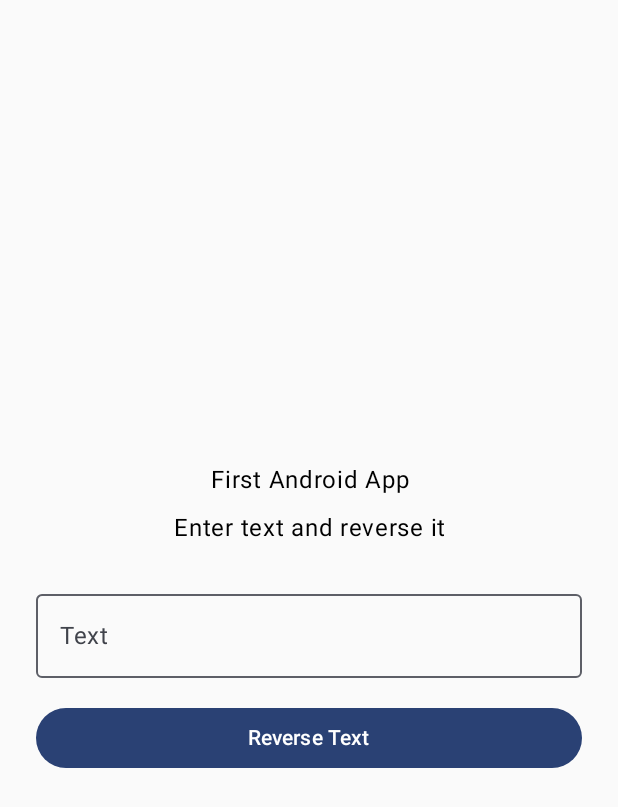
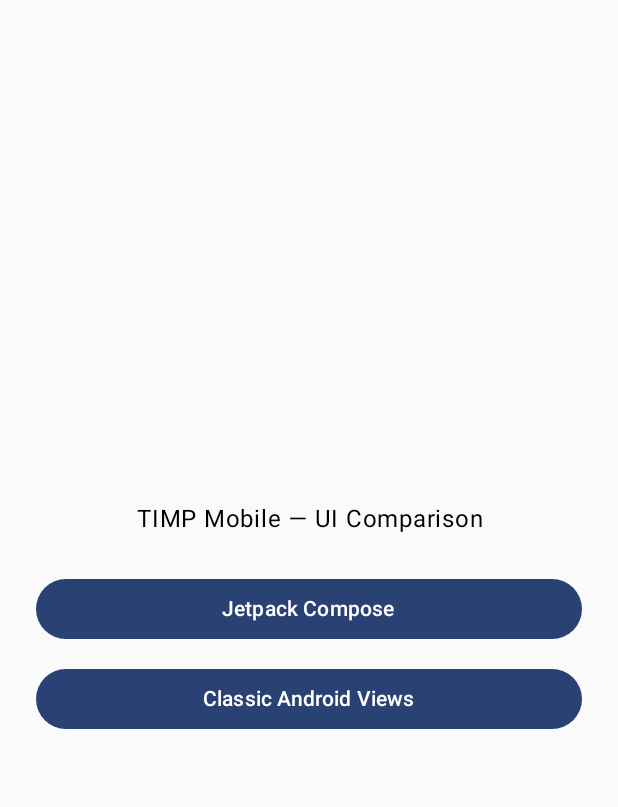
Before and after one commit to ankef123/timp-mobile, an Android app built with Jetpack Compose: the screen it shows after launch (MainActivity), on a phone screen of 412 x 824 dp. Shown: the top 807 px of the screen. Run offline under Robolectric (Android 15) with nearby library versions, the phone set to English and light mode, and no system bars.

Commit message:
lab1 - with comparison

```diff
--- a/app/src/main/AndroidManifest.xml
+++ b/app/src/main/AndroidManifest.xml
@@ -23,6 +23,9 @@
                 <category android:name="android.intent.category.LAUNCHER" />
             </intent-filter>
         </activity>
+        <activity
+            android:name=".ClassicActivity"
+            android:label="@string/app_name" />
     </application>
 
 </manifest>
--- /dev/null
+++ b/app/src/main/java/com/example/puzzle/DemoMenuScreen.kt
@@ -0,0 +1,48 @@
+package com.example.puzzle
+
+import androidx.compose.foundation.layout.Arrangement
+import androidx.compose.foundation.layout.Column
+import androidx.compose.foundation.layout.Spacer
+import androidx.compose.foundation.layout.fillMaxSize
+import androidx.compose.foundation.layout.fillMaxWidth
+import androidx.compose.foundation.layout.height
+import androidx.compose.foundation.layout.padding
+import androidx.compose.material3.Button
+import androidx.compose.material3.Text
+import androidx.compose.runtime.Composable
+import androidx.compose.ui.Modifier
+import androidx.compose.ui.text.style.TextAlign
+import androidx.compose.ui.unit.dp
+
+@Composable
+fun DemoMenuScreen(
+    onComposeClick: () -> Unit,
+    onClassicClick: () -> Unit
+) {
+    Column(
+        modifier = Modifier
+            .fillMaxSize()
+            .padding(24.dp),
+        verticalArrangement = Arrangement.Center
+    ) {
+        Text(
+            text = "TIMP Mobile — UI Comparison",
+            modifier = Modifier.fillMaxWidth(),
+            textAlign = TextAlign.Center
+        )
+        Spacer(modifier = Modifier.height(24.dp))
+        Button(
+            onClick = onComposeClick,
+            modifier = Modifier.fillMaxWidth()
+        ) {
+            Text("Jetpack Compose")
+        }
+        Spacer(modifier = Modifier.height(12.dp))
+        Button(
+            onClick = onClassicClick,
+            modifier = Modifier.fillMaxWidth()
+        ) {
+            Text("Classic Android Views")
+        }
+    }
+}
--- a/app/src/main/java/com/example/puzzle/MainActivity.kt
+++ b/app/src/main/java/com/example/puzzle/MainActivity.kt
@@ -1,9 +1,11 @@
 package com.example.puzzle
 
 import android.os.Bundle
+import android.content.Intent
 import androidx.activity.ComponentActivity
 import androidx.activity.compose.setContent
 import androidx.activity.enableEdgeToEdge
+import androidx.activity.compose.BackHandler
 import androidx.compose.runtime.getValue
 import androidx.compose.runtime.mutableStateOf
 import androidx.compose.runtime.setValue
@@ -12,17 +14,36 @@ import androidx.compose.ui.tooling.preview.Preview
 import com.example.puzzle.ui.theme.PuzzleTheme
 
 class MainActivity : ComponentActivity() {
-    private var showSecondScreen by mutableStateOf(false)
+    private enum class Screen {
+        MENU,
+        COMPOSE,
+        SECOND
+    }
+
+    private var screen by mutableStateOf(Screen.MENU)
+    private var wasBackgrounded = false
 
     override fun onCreate(savedInstanceState: Bundle?) {
         super.onCreate(savedInstanceState)
+        screen = savedInstanceState
+            ?.getString(KEY_SCREEN)
+            ?.let { value -> Screen.entries.firstOrNull { it.name == value } }
+            ?: Screen.MENU
         enableEdgeToEdge()
         setContent {
             PuzzleTheme {
-                if (showSecondScreen) {
-                    SecondScreen()
-                } else {
-                    FirstScreen()
+                BackHandler(enabled = screen != Screen.MENU) {
+                    screen = Screen.MENU
+                }
+                when (screen) {
+                    Screen.MENU -> DemoMenuScreen(
+                        onComposeClick = { screen = Screen.COMPOSE },
+                        onClassicClick = {
+                            startActivity(Intent(this, ClassicActivity::class.java))
+                        }
+                    )
+                    Screen.COMPOSE -> FirstScreen()
+                    Screen.SECOND -> SecondScreen()
                 }
             }
         }
@@ -30,7 +51,35 @@ class MainActivity : ComponentActivity() {
 
     override fun onRestart() {
         super.onRestart()
-        showSecondScreen = true
+        if (screen == Screen.COMPOSE) {
+            screen = Screen.SECOND
+        }
+    }
+
+    override fun onStop() {
+        super.onStop()
+        if (!isChangingConfigurations) {
+            wasBackgrounded = true
+        }
+    }
+
+    override fun onStart() {
+        super.onStart()
+        if (wasBackgrounded && !isChangingConfigurations) {
+            if (screen == Screen.COMPOSE) {
+                screen = Screen.SECOND
+            }
+            wasBackgrounded = false
+        }
+    }
+
+    override fun onSaveInstanceState(outState: Bundle) {
+        outState.putString(KEY_SCREEN, screen.name)
+        super.onSaveInstanceState(outState)
+    }
+
+    private companion object {
+        const val KEY_SCREEN = "screen"
     }
 }
 
```
Also changed, not shown: app/src/main/java/com/example/puzzle/ClassicActivity.kt (added, +12 -0 lines), app/src/main/java/com/example/puzzle/FirstScreen.kt (+11 -1 lines), app/src/main/java/com/example/puzzle/classic/ClassicFirstScreen.kt (added, +74 -0 lines), 1 other file.
